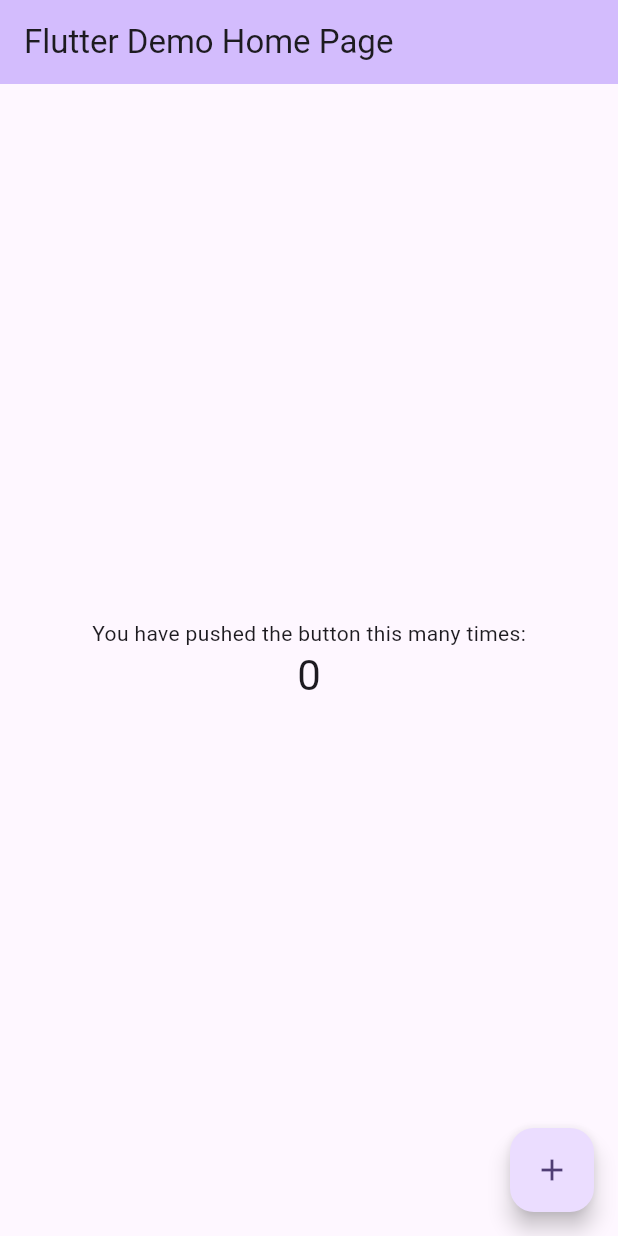
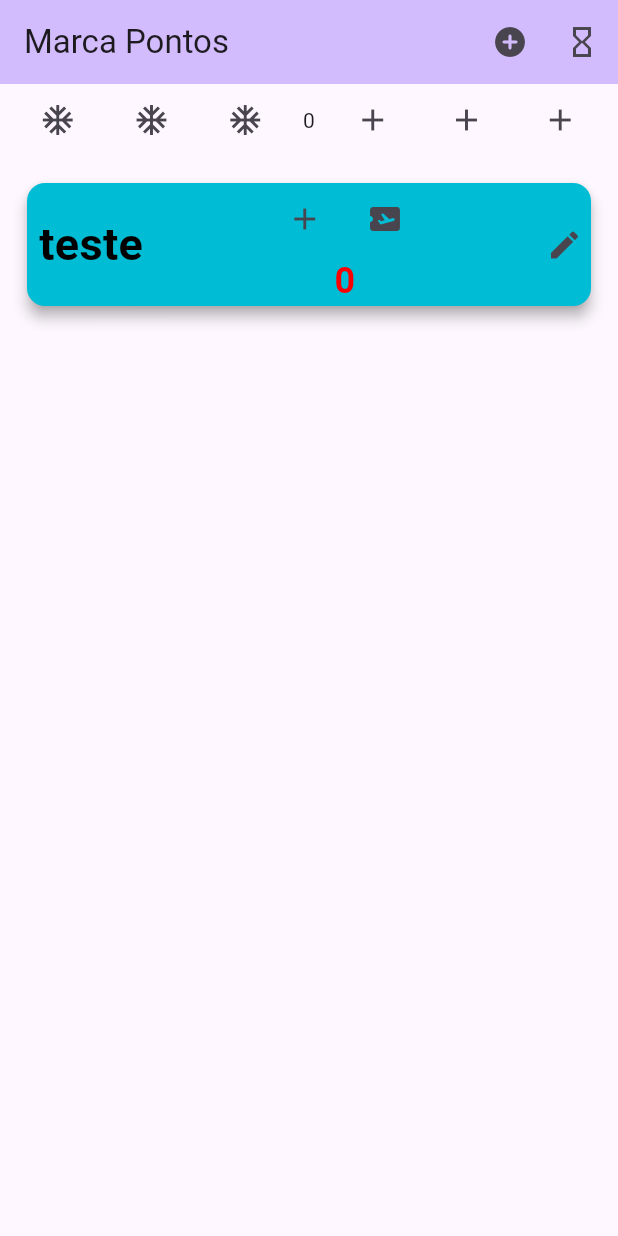
Before and after one commit to lucasbastoslbs/marca_ponto, a Flutter app: the screen it shows after launch, on a phone screen of 412 x 824 dp. Run offline on Flutter 3.47's test engine with Material 3 defaults, Android fonts, the phone set to English and light mode, and no system bars.

Commit message:
initial project

```diff
--- a/lib/main.dart
+++ b/lib/main.dart
@@ -1,4 +1,5 @@
 import 'package:flutter/material.dart';
+import 'widget/user.dart';
 
 void main() {
   runApp(const MyApp());
@@ -7,46 +8,22 @@
 class MyApp extends StatelessWidget {
   const MyApp({super.key});
 
-  // This widget is the root of your application.
   @override
   Widget build(BuildContext context) {
     return MaterialApp(
       title: 'Flutter Demo',
+      debugShowCheckedModeBanner: false,
       theme: ThemeData(
-        // This is the theme of your application.
-        //
-        // TRY THIS: Try running your application with "flutter run". You'll see
-        // the application has a blue toolbar. Then, without quitting the app,
-        // try changing the seedColor in the colorScheme below to Colors.green
-        // and then invoke "hot reload" (save your changes or press the "hot
-        // reload" button in a Flutter-supported IDE, or press "r" if you used
-        // the command line to start the app).
-        //
-        // Notice that the counter didn't reset back to zero; the application
-        // state is not lost during the reload. To reset the state, use hot
-        // restart instead.
-        //
-        // This works for code too, not just values: Most code changes can be
-        // tested with just a hot reload.
         colorScheme: ColorScheme.fromSeed(seedColor: Colors.deepPurple),
         useMaterial3: true,
       ),
-      home: const MyHomePage(title: 'Flutter Demo Home Page'),
+      home: const MyHomePage(title: 'Marca Pontos'),
     );
   }
 }
 
 class MyHomePage extends StatefulWidget {
   const MyHomePage({super.key, required this.title});
-
-  // This widget is the home page of your application. It is stateful, meaning
-  // that it has a State object (defined below) that contains fields that affect
-  // how it looks.
-
-  // This class is the configuration for the state. It holds the values (in this
-  // case the title) provided by the parent (in this case the App widget) and
-  // used by the build method of the State. Fields in a Widget subclass are
-  // always marked "final".
 
   final String title;
 
@@ -55,71 +32,152 @@
 }
 
 class _MyHomePageState extends State<MyHomePage> {
-  int _counter = 0;
+  final List<User> _jogadores = <User>[User('teste')];
+  int _pontuacao = 0;
 
-  void _incrementCounter() {
+  void _atualizaPonto() {
+    if (_jogadores.isNotEmpty) {
+      for (User j in _jogadores) {
+        j.ponto = _pontuacao;
+      }
+    }
+  }
+
+  void _resetaPontos() {
+    if (_jogadores.isNotEmpty) {
+      List<String> nomes = <String>[];
+      for (int i = 0; i < _jogadores.length; i++) {
+        nomes.add(_jogadores[i].name);
+      }
       setState(() {
-      // This call to setState tells the Flutter framework that something has
-      // changed in this State, which causes it to rerun the build method below
-      // so that the display can reflect the updated values. If we changed
-      // _counter without calling setState(), then the build method would not be
-      // called again, and so nothing would appear to happen.
-      _counter++;
+        _jogadores.clear();
+      });
+      for (int i = 0; i < nomes.length; i++) {
+        setState(() {
+          _jogadores.add(User(
+            nomes[i],
+            ponto: _pontuacao,
+          ));
+        });
+      }
+    }
+  }
+
+  void _createPopUp() {
+    String texto = "";
+    showDialog(
+        context: context,
+        builder: (BuildContext context) {
+          return AlertDialog(
+            scrollable: true,
+            title: const Text("Nome"),
+            content: TextField(onChanged: (value) {
+              texto = value;
+            }),
+            actions: [
+              ElevatedButton(
+                  onPressed: () {
+                    Navigator.pop(context);
+                  },
+                  child: const Text("Cancelar")),
+              ElevatedButton(
+                  onPressed: () {
+                    setState(() {
+                      _jogadores.add(User(texto, ponto: _pontuacao));
+                    });
+                    Navigator.pop(context);
+                  },
+                  child: const Text("Concluir"))
+            ],
+          );
         });
   }
 
   @override
   Widget build(BuildContext context) {
-    // This method is rerun every time setState is called, for instance as done
-    // by the _incrementCounter method above.
-    //
-    // The Flutter framework has been optimized to make rerunning build methods
-    // fast, so that you can just rebuild anything that needs updating rather
-    // than having to individually change instances of widgets.
     return Scaffold(
         appBar: AppBar(
-        // TRY THIS: Try changing the color here to a specific color (to
-        // Colors.amber, perhaps?) and trigger a hot reload to see the AppBar
-        // change color while the other colors stay the same.
           backgroundColor: Theme.of(context).colorScheme.inversePrimary,
-        // Here we take the value from the MyHomePage object that was created by
-        // the App.build method, and use it to set our appbar title.
           title: Text(widget.title),
+          actions: [
+            IconButton(
+                onPressed: _createPopUp,
+                tooltip: "Novo Jogador",
+                icon: const Icon(Icons.add_circle_rounded)),
+            IconButton(
+                onPressed: _resetaPontos,
+                tooltip: "Resetar Pontos",
+                icon: const Icon(Icons.hourglass_empty)),
+          ],
         ),
-      body: Center(
-        // Center is a layout widget. It takes a single child and positions it
-        // in the middle of the parent.
-        child: Column(
-          // Column is also a layout widget. It takes a list of children and
-          // arranges them vertically. By default, it sizes itself to fit its
-          // children horizontally, and tries to be as tall as its parent.
-          //
-          // Column has various properties to control how it sizes itself and
-          // how it positions its children. Here we use mainAxisAlignment to
-          // center the children vertically; the main axis here is the vertical
-          // axis because Columns are vertical (the cross axis would be
-          // horizontal).
-          //
-          // TRY THIS: Invoke "debug painting" (choose the "Toggle Debug Paint"
-          // action in the IDE, or press "p" in the console), to see the
-          // wireframe for each widget.
-          mainAxisAlignment: MainAxisAlignment.center,
-          children: <Widget>[
-            const Text(
-              'You have pushed the button this many times:',
+        body: Column(
+          children: [
+            Row(
+              mainAxisAlignment: MainAxisAlignment.spaceEvenly,
+              children: [
+                IconButton(
+                    onPressed: () {
+                      setState(() {
+                        _pontuacao -= 100;
+                        _atualizaPonto();
+                      });
+                    },
+                    icon: const Icon(Icons.ac_unit)),
+                IconButton(
+                    onPressed: () {
+                      setState(() {
+                        _pontuacao -= 10;
+                        _atualizaPonto();
+                      });
+                    },
+                    icon: const Icon(Icons.ac_unit)),
+                IconButton(
+                    onPressed: () {
+                      setState(() {
+                        _pontuacao--;
+                        _atualizaPonto();
+                      });
+                    },
+                    icon: const Icon(Icons.ac_unit)),
+                Text('$_pontuacao'),
+                IconButton(
+                    onPressed: () {
+                      setState(() {
+                        _pontuacao++;
+                        _atualizaPonto();
+                      });
+                    },
+                    icon: const Icon(Icons.add)),
+                IconButton(
+                    onPressed: () {
+                      setState(() {
+                        _pontuacao += 10;
+                        _atualizaPonto();
+                      });
+                    },
+                    icon: const Icon(Icons.add)),
+                IconButton(
+                    onPressed: () {
+                      setState(() {
+                        _pontuacao += 100;
+                        _atualizaPonto();
+                      });
+                    },
+                    icon: const Icon(Icons.add)),
+              ],
             ),
-            Text(
-              '$_counter',
-              style: Theme.of(context).textTheme.headlineMedium,
+            Expanded(
+              child: ListView.builder(
+                  padding: const EdgeInsets.all(8),
+                  itemCount: _jogadores.length,
+                  itemBuilder: (BuildContext context, int index) {
+                    return _jogadores[index];
+                  }),
             ),
           ],
-        ),
-      ),
-      floatingActionButton: FloatingActionButton(
-        onPressed: _incrementCounter,
-        tooltip: 'Increment',
-        child: const Icon(Icons.add),
-      ), // This trailing comma makes auto-formatting nicer for build methods.
-    );
+        ));
   }
 }
+/*
+
+ */
--- /dev/null
+++ b/lib/widget/user.dart
@@ -0,0 +1,114 @@
+import 'package:flutter/material.dart';
+
+// ignore: must_be_immutable
+class User extends StatefulWidget {
+  final String name;
+  int ponto;
+  int pontos;
+  List<String> historico = <String>[];
+
+  User(this.name, {this.ponto = 0, this.pontos = 0, super.key});
+
+  @override
+  State<User> createState() => _UserState();
+}
+
+class _UserState extends State<User> {
+  final titleStyle = const TextStyle(
+      color: Colors.black, fontSize: 30, fontWeight: FontWeight.bold);
+
+  final pointStyle = const TextStyle(
+      color: Color.fromARGB(255, 253, 1, 1),
+      fontSize: 24,
+      fontWeight: FontWeight.bold);
+
+  void adicionar() {
+    setState(() {
+      widget.pontos += widget.ponto;
+    });
+    widget.historico.add('${widget.ponto}');
+  }
+
+  void subtrair() {
+    setState(() {
+      widget.pontos -= widget.ponto;
+    });
+    widget.historico.add("-${widget.ponto}");
+  }
+
+  @override
+  Widget build(BuildContext context) {
+    return Card(
+      margin: const EdgeInsets.all(10),
+      elevation: 4.0,
+      shadowColor: Colors.grey,
+      color: Colors.cyan,
+      child: Row(
+        mainAxisAlignment: MainAxisAlignment.spaceBetween,
+        children: [
+          Flexible(
+            flex: 6,
+            child: Padding(
+              padding: const EdgeInsets.all(8.0),
+              child: Text(
+                widget.name,
+                style: titleStyle,
+              ),
+            ),
+          ),
+          Flexible(
+            flex: 3,
+            child: Column(
+              children: [
+                Row(
+                  mainAxisAlignment: MainAxisAlignment.spaceEvenly,
+                  children: [
+                    IconButton(
+                        onPressed: adicionar, icon: const Icon(Icons.add)),
+                    IconButton(
+                        onPressed: subtrair,
+                        icon: const Icon(Icons.airplane_ticket)),
+                  ],
+                ),
+                Text(
+                  key: widget.key,
+                  '${widget.pontos}',
+                  style: pointStyle,
+                ),
+              ],
+            ),
+          ),
+          Flexible(
+            flex: 1,
+            child: IconButton(
+                onPressed: () {
+                  showDialog(
+                      context: context,
+                      builder: (BuildContext context) {
+                        return AlertDialog(
+                          scrollable: true,
+                          title: const Text("Histórico"),
+                          content: Column(
+                            children: [
+                              ...widget.historico.map((e) {
+                                return Text(e);
+                              }).toList(),
+                            ],
+                          ),
+                          actions: [
+                            ElevatedButton(
+                                onPressed: () {
+                                  Navigator.pop(context);
+                                },
+                                child: const Text("Fechar")),
+                          ],
+                        );
+                      });
+                },
+                icon: const Icon(Icons.edit)),
+          )
+        ],
+      ),
+    );
+  }
+}
```
Lines whose indentation alone changed are shown as unchanged.
